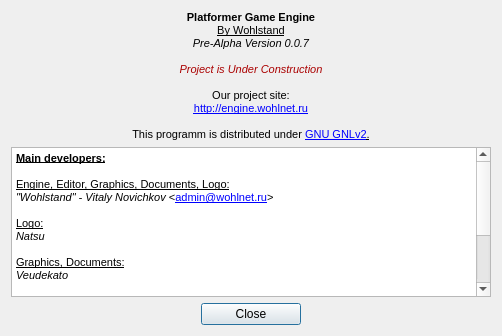
Qt form Editor/aboutdialog.ui (WohlSoft/Moondust-Project) before a commit.
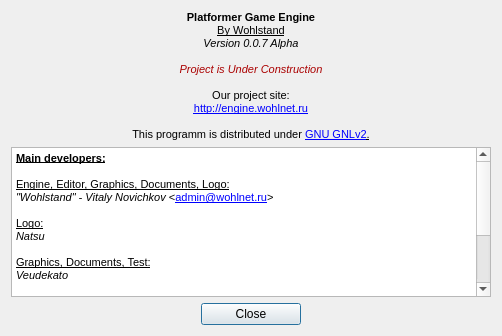
The same form after that commit. Icons and pictures are not drawn.

What changed in the file:
```diff
--- a/Editor/aboutdialog.ui
+++ b/Editor/aboutdialog.ui
@@ -83,7 +83,7 @@
 &lt;/style&gt;&lt;/head&gt;&lt;body style=&quot; font-family:'Liberation Sans'; font-size:8pt; font-weight:400; font-style:normal;&quot;&gt;
 &lt;p align=&quot;center&quot; style=&quot; margin-top:0px; margin-bottom:0px; margin-left:0px; margin-right:0px; -qt-block-indent:0; text-indent:0px;&quot;&gt;&lt;img src=&quot;:/images/mushroom.png&quot; /&gt;&lt;/p&gt;
 &lt;p align=&quot;center&quot; style=&quot; margin-top:0px; margin-bottom:0px; margin-left:0px; margin-right:0px; -qt-block-indent:0; text-indent:0px;&quot;&gt;&lt;span style=&quot; font-family:'MS Shell Dlg 2'; font-weight:600;&quot;&gt;Platformer Game Engine&lt;/span&gt;&lt;/p&gt;
-&lt;p align=&quot;center&quot; style=&quot; margin-top:0px; margin-bottom:0px; margin-left:0px; margin-right:0px; -qt-block-indent:0; text-indent:0px;&quot;&gt;&lt;span style=&quot; font-family:'MS Shell Dlg 2'; text-decoration: underline;&quot;&gt;By Wohlstand&lt;/span&gt;&lt;span style=&quot; font-family:'MS Shell Dlg 2'; font-weight:600;&quot;&gt;&lt;br /&gt;&lt;/span&gt;&lt;span style=&quot; font-family:'MS Shell Dlg 2'; font-style:italic;&quot;&gt;Pre-Alpha Version 0.0.7&lt;/span&gt;&lt;/p&gt;
+&lt;p align=&quot;center&quot; style=&quot; margin-top:0px; margin-bottom:0px; margin-left:0px; margin-right:0px; -qt-block-indent:0; text-indent:0px;&quot;&gt;&lt;span style=&quot; font-family:'MS Shell Dlg 2'; text-decoration: underline;&quot;&gt;By Wohlstand&lt;/span&gt;&lt;span style=&quot; font-family:'MS Shell Dlg 2'; font-weight:600;&quot;&gt;&lt;br /&gt;&lt;/span&gt;&lt;span style=&quot; font-family:'MS Shell Dlg 2'; font-style:italic;&quot;&gt;Version 0.0.7 Alpha&lt;/span&gt;&lt;/p&gt;
 &lt;p align=&quot;center&quot; style=&quot;-qt-paragraph-type:empty; margin-top:0px; margin-bottom:0px; margin-left:0px; margin-right:0px; -qt-block-indent:0; text-indent:0px; font-family:'MS Shell Dlg 2'; font-style:italic;&quot;&gt;&lt;br /&gt;&lt;/p&gt;
 &lt;p align=&quot;center&quot; style=&quot; margin-top:0px; margin-bottom:0px; margin-left:0px; margin-right:0px; -qt-block-indent:0; text-indent:0px;&quot;&gt;&lt;span style=&quot; font-family:'MS Shell Dlg 2'; font-style:italic; color:#aa0000;&quot;&gt;Project is Under Construction&lt;/span&gt;&lt;span style=&quot; font-family:'MS Shell Dlg 2';&quot;&gt;&lt;br /&gt;&lt;/span&gt;&lt;/p&gt;
 &lt;p align=&quot;center&quot; style=&quot; margin-top:0px; margin-bottom:0px; margin-left:0px; margin-right:0px; -qt-block-indent:0; text-indent:0px;&quot;&gt;&lt;span style=&quot; font-family:'MS Shell Dlg 2';&quot;&gt;Our project site:&lt;/span&gt;&lt;/p&gt;
@@ -132,7 +132,7 @@
 &lt;p style=&quot; margin-top:0px; margin-bottom:0px; margin-left:0px; margin-right:0px; -qt-block-indent:0; text-indent:0px;&quot;&gt;&lt;span style=&quot; font-family:'MS Shell Dlg 2'; font-size:8pt; font-style:italic;&quot;&gt;&amp;quot;Wohlstand&amp;quot; - Vitaly Novichkov&lt;/span&gt;&lt;span style=&quot; font-family:'MS Shell Dlg 2'; font-size:8pt;&quot;&gt; &amp;lt;&lt;/span&gt;&lt;a href=&quot;mailto:admin@wohlnet.ru&quot;&gt;&lt;span style=&quot; font-family:'MS Shell Dlg 2'; font-size:8pt; text-decoration: underline; color:#0000ff;&quot;&gt;admin@wohlnet.ru&lt;/span&gt;&lt;/a&gt;&lt;span style=&quot; font-family:'MS Shell Dlg 2'; font-size:8pt;&quot;&gt;&amp;gt;&lt;br /&gt;&lt;/span&gt;&lt;/p&gt;
 &lt;p style=&quot; margin-top:0px; margin-bottom:0px; margin-left:0px; margin-right:0px; -qt-block-indent:0; text-indent:0px;&quot;&gt;&lt;span style=&quot; font-family:'MS Shell Dlg 2'; font-size:8pt; text-decoration: underline;&quot;&gt;Logo:&lt;/span&gt;&lt;/p&gt;
 &lt;p style=&quot; margin-top:0px; margin-bottom:0px; margin-left:0px; margin-right:0px; -qt-block-indent:0; text-indent:0px;&quot;&gt;&lt;span style=&quot; font-family:'MS Shell Dlg 2'; font-size:8pt; font-style:italic;&quot;&gt;Natsu&lt;br /&gt;&lt;/span&gt;&lt;/p&gt;
-&lt;p style=&quot; margin-top:0px; margin-bottom:0px; margin-left:0px; margin-right:0px; -qt-block-indent:0; text-indent:0px;&quot;&gt;&lt;span style=&quot; font-family:'MS Shell Dlg 2'; font-size:8pt; text-decoration: underline;&quot;&gt;Graphics, Documents:&lt;/span&gt;&lt;/p&gt;
+&lt;p style=&quot; margin-top:0px; margin-bottom:0px; margin-left:0px; margin-right:0px; -qt-block-indent:0; text-indent:0px;&quot;&gt;&lt;span style=&quot; font-family:'MS Shell Dlg 2'; font-size:8pt; text-decoration: underline;&quot;&gt;Graphics, Documents, Test:&lt;/span&gt;&lt;/p&gt;
 &lt;p style=&quot; margin-top:0px; margin-bottom:0px; margin-left:0px; margin-right:0px; -qt-block-indent:0; text-indent:0px;&quot;&gt;&lt;span style=&quot; font-family:'MS Shell Dlg 2'; font-size:8pt; font-style:italic;&quot;&gt;Veudekato&lt;/span&gt;&lt;/p&gt;
 &lt;p style=&quot;-qt-paragraph-type:empty; margin-top:0px; margin-bottom:0px; margin-left:0px; margin-right:0px; -qt-block-indent:0; text-indent:0px; font-family:'MS Shell Dlg 2'; font-size:8pt; font-style:italic;&quot;&gt;&lt;br /&gt;&lt;/p&gt;
 &lt;p style=&quot; margin-top:0px; margin-bottom:0px; margin-left:0px; margin-right:0px; -qt-block-indent:0; text-indent:0px;&quot;&gt;&lt;span style=&quot; font-family:'MS Shell Dlg 2'; font-size:8pt; font-style:italic; text-decoration: underline;&quot;&gt;MacOS Test, Debug:&lt;/span&gt;&lt;/p&gt;
```
